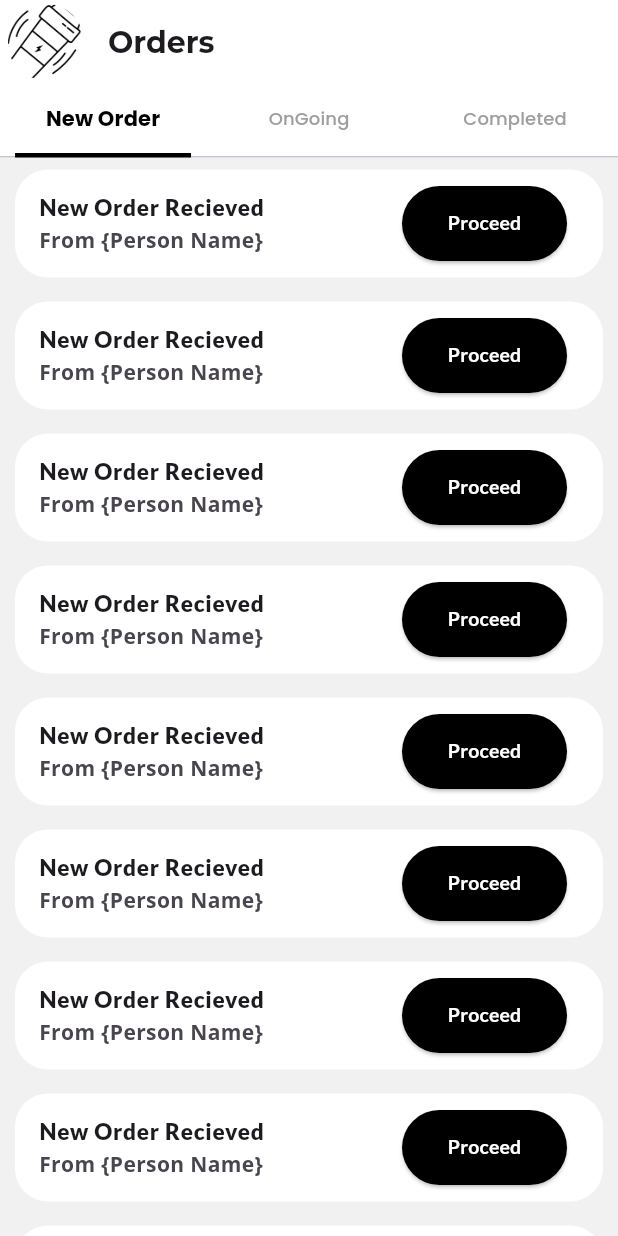
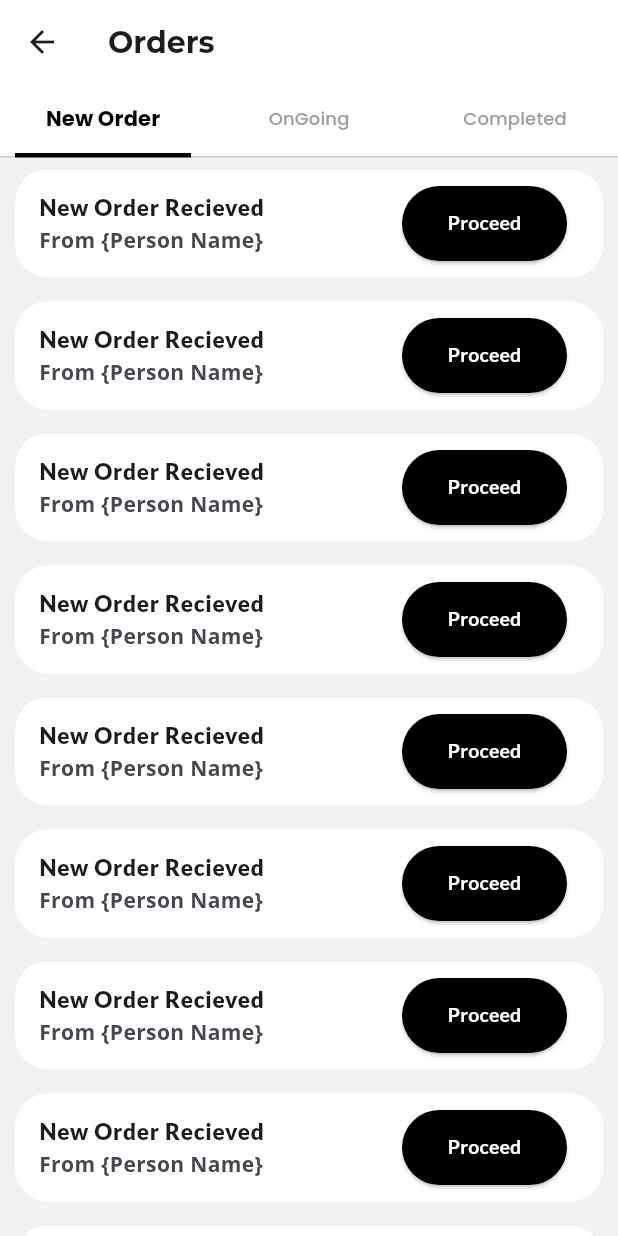
Before and after one commit to H4R1-4926/shopping_app_admin, a Flutter app: the OrdersPage screen opened directly, on a phone screen of 412 x 824 dp. Run offline on Flutter 3.47's test engine with Material 3 defaults, Android fonts, the phone set to English and light mode, and no system bars; our stand-ins replace bloc, carousel_slider, flutter_bloc, freezed_annotation, google_fonts, iconsax and 4 more.

Commit message:
changed leading on appbar

```diff
--- a/lib/Presentation/Screens/Orders/orders_page.dart
+++ b/lib/Presentation/Screens/Orders/orders_page.dart
@@ -14,24 +14,13 @@ class OrdersPage extends StatelessWidget {
       length: 3,
       child: Scaffold(
           appBar: AppBar(
-            automaticallyImplyLeading: false,
+            automaticallyImplyLeading: true,
             title: Text(
               'Orders',
               style: GoogleFonts.montserrat(
                   fontWeight: FontWeight.bold, fontSize: 20),
             ),
-            leading: Padding(
-              padding: const EdgeInsets.only(left: 5),
-              child: CircleAvatar(
-                backgroundColor: Theme.of(context).brightness == Brightness.dark
-                    ? kblack
-                    : kwhite,
-                backgroundImage: Theme.of(context).brightness == Brightness.dark
-                    ? const AssetImage('assets/img/drink white png.png')
-                    : const AssetImage('assets/img/drink black png.png'),
-                radius: 2,
-              ),
-            ),
+
             bottom: TabBar(
               tabs: const [
                 Tab(
```
